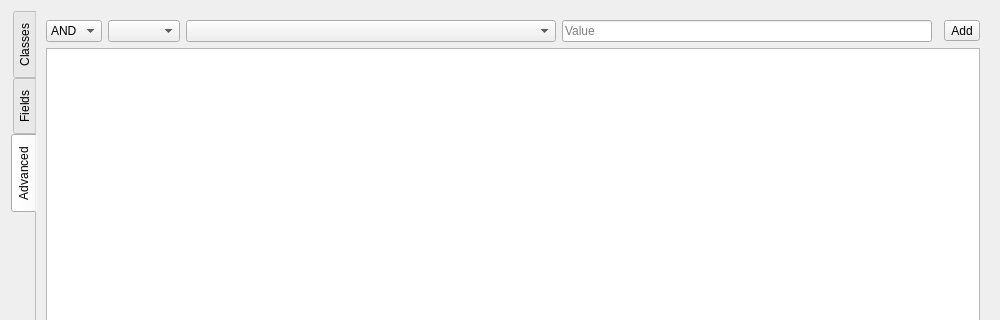
The window that filterdialog.ui (Kuszki/EW-Database) describes before a commit, drawn with Qt 5; both pictures show x 0 to 1000 and y 0 to 320 of the 1000 by 500 pixel window.
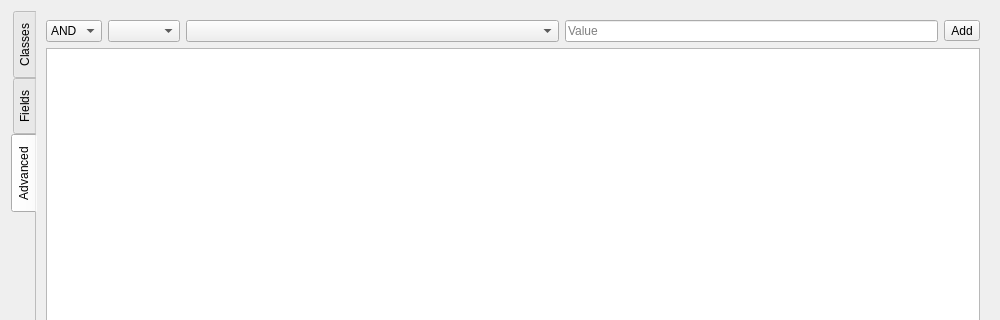
The same window after the commit. The open tabs and pages were chosen to show the change. Icons and pictures are not drawn. Custom widgets are drawn as their Qt base class.

The edit to the form file:
```diff
--- a/filterdialog.ui
+++ b/filterdialog.ui
@@ -33,7 +33,7 @@
       <attribute name="title">
        <string>Classes</string>
       </attribute>
-      <layout class="QGridLayout" name="gridLayout_2">
+      <layout class="QGridLayout" name="classScroolLayout">
        <item row="0" column="0">
         <widget class="QScrollArea" name="classScrool">
          <property name="frameShape">
@@ -81,8 +81,8 @@
            <rect>
             <x>0</x>
             <y>0</y>
-            <width>939</width>
-            <height>433</height>
+            <width>100</width>
+            <height>30</height>
            </rect>
           </property>
           <layout class="QVBoxLayout" name="simpleLayout"/>
@@ -97,6 +97,8 @@
       </attribute>
       <layout class="QGridLayout" name="advancedLayout">
        <item row="0" column="0">
+        <layout class="QHBoxLayout" name="horizontalLayout">
+         <item>
         <widget class="QComboBox" name="Action">
          <item>
           <property name="text">
@@ -110,7 +112,20 @@
          </item>
         </widget>
        </item>
-       <item row="0" column="3">
+         <item>
+          <widget class="QComboBox" name="Field"/>
+         </item>
+         <item>
+          <widget class="QComboBox" name="Operator">
+           <property name="sizePolicy">
+            <sizepolicy hsizetype="Expanding" vsizetype="Fixed">
+             <horstretch>0</horstretch>
+             <verstretch>0</verstretch>
+            </sizepolicy>
+           </property>
+          </widget>
+         </item>
+         <item>
         <widget class="QLineEdit" name="Value">
          <property name="sizePolicy">
           <sizepolicy hsizetype="Expanding" vsizetype="Fixed">
@@ -123,10 +138,7 @@
          </property>
         </widget>
        </item>
-       <item row="1" column="0" colspan="6">
-        <widget class="QueryEditor" name="Setup"/>
-       </item>
-       <item row="0" column="5">
+         <item>
         <widget class="QToolButton" name="addButton">
          <property name="text">
           <string>Add</string>
@@ -137,18 +149,10 @@
          </property>
         </widget>
        </item>
-       <item row="0" column="2">
-        <widget class="QComboBox" name="Operator">
-         <property name="sizePolicy">
-          <sizepolicy hsizetype="Expanding" vsizetype="Fixed">
-           <horstretch>0</horstretch>
-           <verstretch>0</verstretch>
-          </sizepolicy>
-         </property>
-        </widget>
+        </layout>
        </item>
-       <item row="0" column="1">
-        <widget class="QComboBox" name="Field"/>
+       <item row="1" column="0">
+        <widget class="QueryEditor" name="Setup"/>
        </item>
       </layout>
      </widget>
```
Lines whose indentation alone changed are shown as unchanged.
